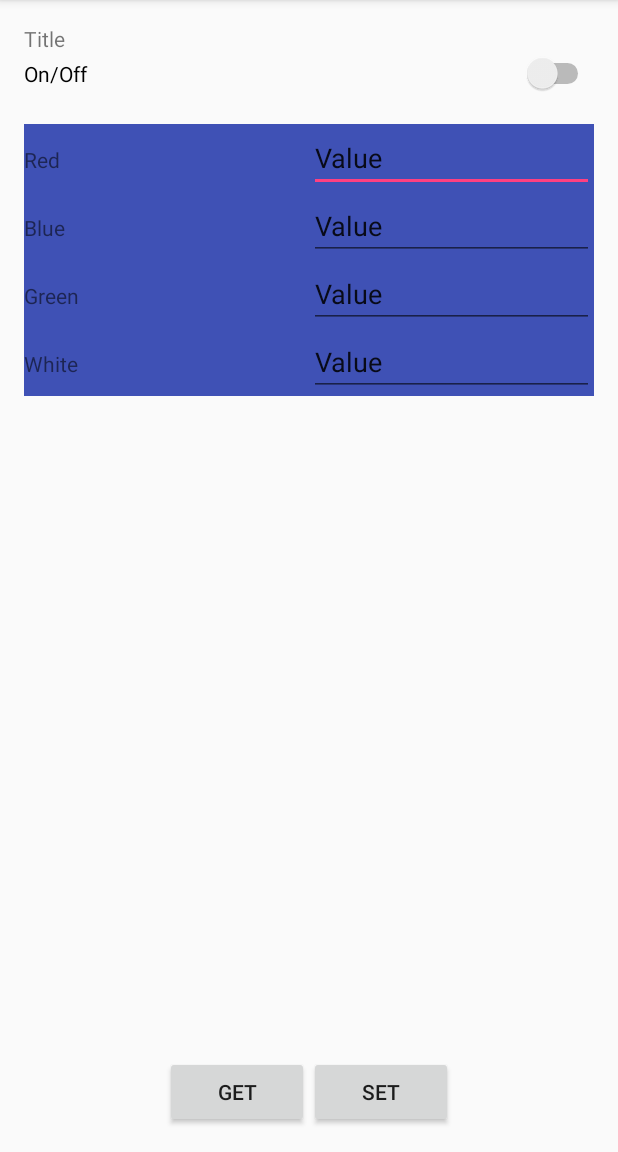
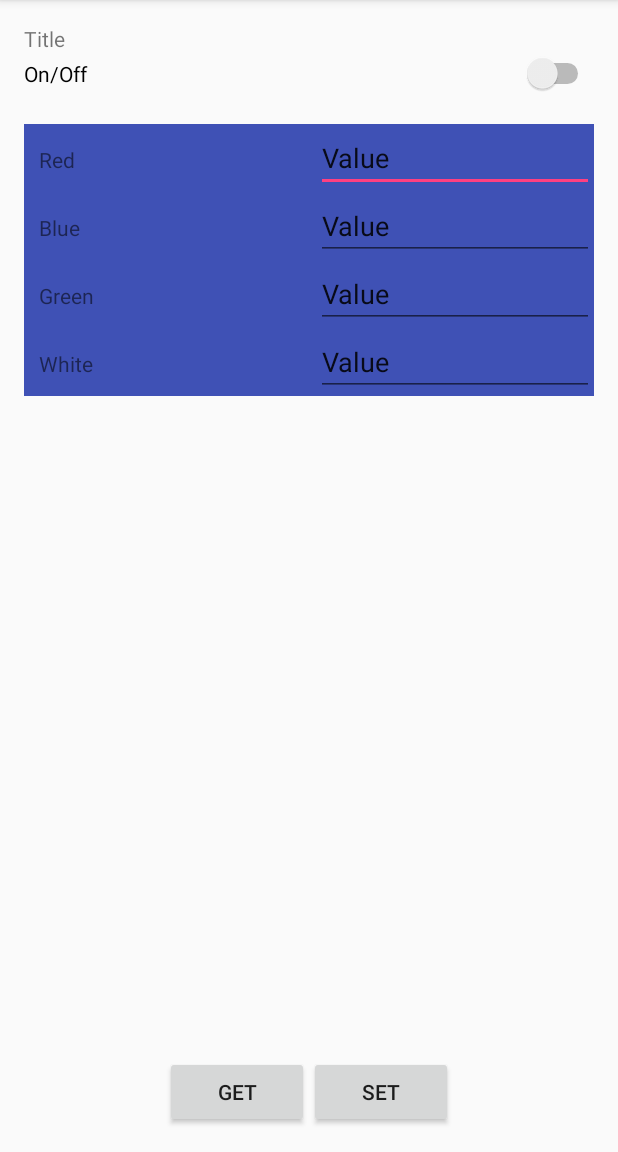
Before and after one commit to HonungsHanne/MyFirstApplication2, an Android app: the LightBulbActivity screen opened directly, with no data from a screen before it, on a phone screen of 412 x 824 dp, the part 84-1236 px from its top. Run offline under Robolectric (Android 15) with nearby library versions, the phone set to English and light mode, and no system bars.

Commit message:
Added margin to layout in activity_device

```diff
--- a/MVD-controller/app/src/main/res/layout/activity_light_bulb.xml
+++ b/MVD-controller/app/src/main/res/layout/activity_light_bulb.xml
@@ -37,6 +37,7 @@
         android:weightSum="1"
         android:id="@+id/linearLayout">
         <TextView
+            android:layout_marginLeft="10dp"
             android:text="Red"
             android:layout_height="wrap_content"
             android:layout_width="0dp"
@@ -65,6 +66,7 @@
 
         android:id="@+id/linearLayout1">
         <TextView
+            android:layout_marginLeft="10dp"
             android:text="Blue"
             android:layout_height="wrap_content"
             android:layout_width="0dp"
@@ -91,6 +93,7 @@
         android:background="@color/colorPrimary"
         android:id="@+id/linearLayout2">
         <TextView
+            android:layout_marginLeft="10dp"
             android:text="Green"
             android:layout_height="wrap_content"
             android:layout_width="0dp"
@@ -118,6 +121,7 @@
 
 
         <TextView
+            android:layout_marginLeft="10dp"
             android:text="White"
             android:layout_height="wrap_content"
             android:layout_width="0dp"
```
